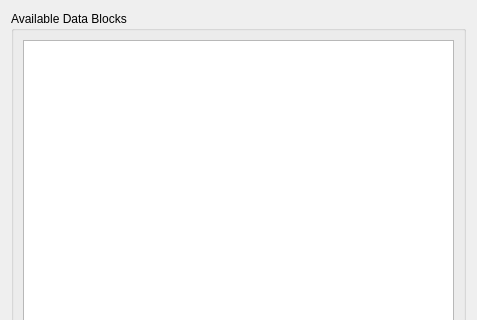
ensisoft/newsflash-plus, file app/gui/volumes.ui: the form before one commit; both pictures show x 0 to 477 and y 0 to 320 of the 477 by 541 pixel window.
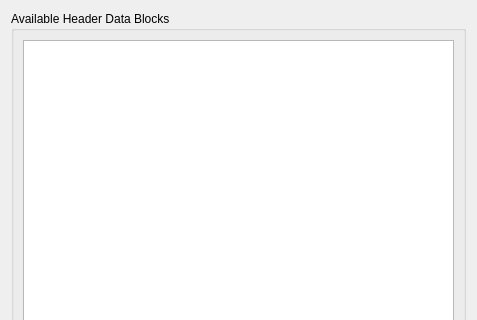
The form after the commit.

Commit message: Header Volumes dialog

```diff
--- a/app/gui/volumes.ui
+++ b/app/gui/volumes.ui
@@ -17,7 +17,7 @@
    <item>
     <widget class="QGroupBox" name="groupBox">
      <property name="title">
-      <string>Available Data Blocks</string>
+      <string>Available Header Data Blocks</string>
      </property>
      <layout class="QVBoxLayout" name="verticalLayout">
       <item>
```
Left out of the diff: 27 changed lines with no effect on the pictures. The commit also changes 11 other files.
